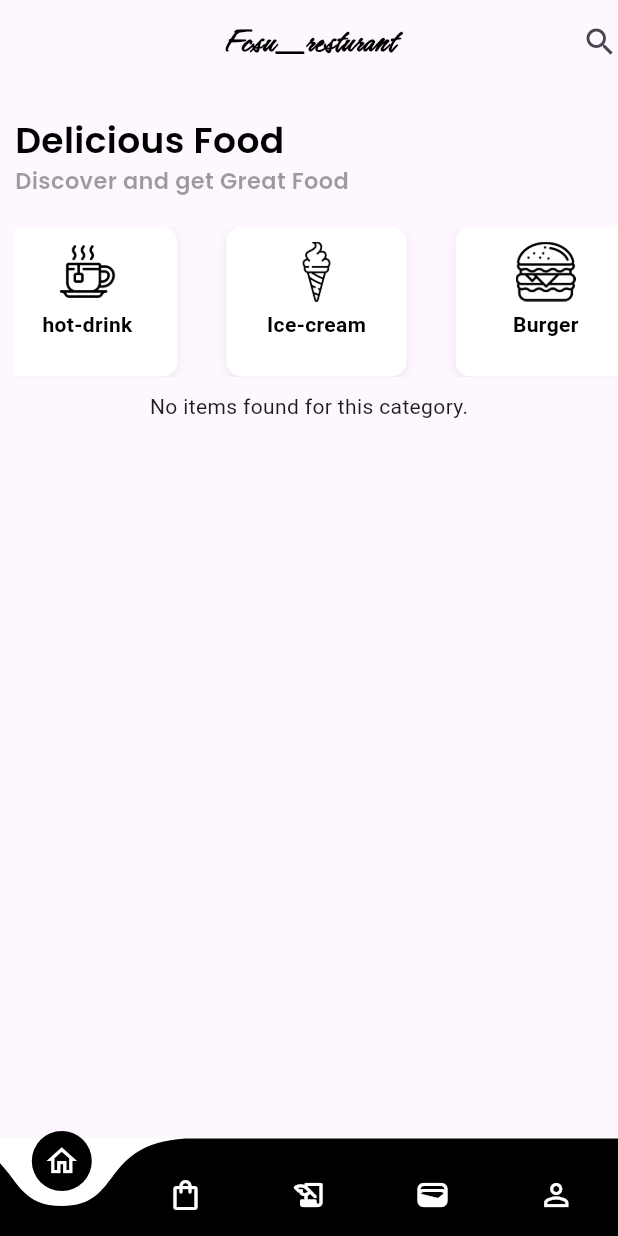
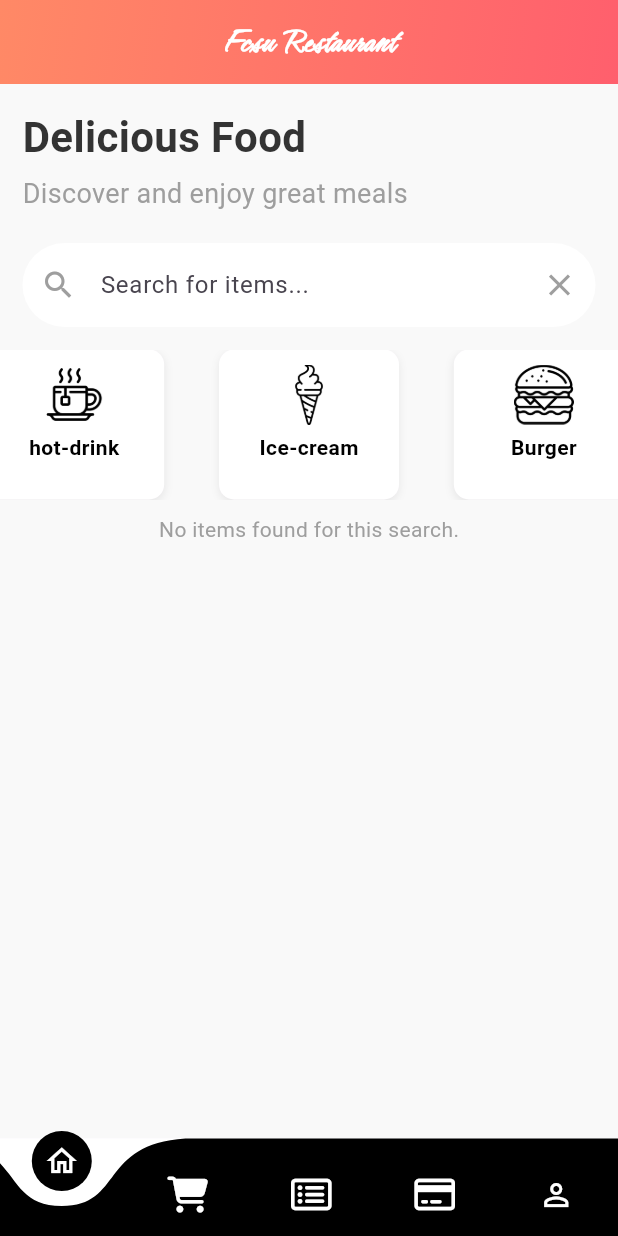
Before and after one commit to kareemezzat25/restaurant_app, a Flutter app: the BottomNav screen opened directly, on a phone screen of 412 x 824 dp. Run offline on Flutter 3.47's test engine with Material 3 defaults, Android fonts, the phone set to English and light mode, and no system bars; drawn by our look-alikes of carousel_slider, curved_navigation_bar; our stand-ins replace cloud_firestore, firebase_auth, firebase_core, font_awesome_flutter, google_sign_in, image_picker and 3 more; missing offline and left inert: duration_picker, flutter_stripe; accounts and stored records are empty.

Commit message:
searchhome

```diff
--- a/lib/admin/addfooditem.dart
+++ b/lib/admin/addfooditem.dart
@@ -131,8 +131,7 @@ class _AddItemState extends State<AddItem> {
         'itemdetails': detailcontroller.text,
         'category': value,
         'itemimage': imageUrl,
-        'delivery_time':
-            selectedDuration!.inMinutes, // صيغة ISO 8601 للمدة الزمنية
+        'delivery_time': selectedDuration!.inMinutes,
       });
 
       ScaffoldMessenger.of(context).showSnackBar(
--- a/lib/main.dart
+++ b/lib/main.dart
@@ -40,7 +40,7 @@ class MyApp extends StatelessWidget {
   Widget build(BuildContext context) {
     return MaterialApp(
       debugShowCheckedModeBanner: false,
-      home: AdminLogin(), // Directly open AdminLogin
+      home: OnboardingScreen(), // Directly open AdminLogin
     );
   }
 }
--- a/lib/views/bottomnav.dart
+++ b/lib/views/bottomnav.dart
@@ -1,6 +1,6 @@
 import "package:curved_navigation_bar/curved_navigation_bar.dart";
-import "package:date_format/date_format.dart";
 import "package:flutter/material.dart";
+import "package:font_awesome_flutter/font_awesome_flutter.dart";
 import "package:resturant_app/views/history.dart";
 import "package:resturant_app/views/home.dart";
 import "package:resturant_app/views/orderview.dart";
@@ -55,15 +55,17 @@ class _BottomNavState extends State<BottomNav> {
               color: Colors.white,
             ),
             Icon(
-              Icons.shopping_bag_outlined,
+              FontAwesomeIcons.cartShopping,
               color: Colors.white,
             ),
-            Icon(
-              Icons.history_edu_rounded,
-              color: Colors.white,
+            Center(
+              child: Icon(
+                FontAwesomeIcons.rectangleList,
+                color: Colors.white,
+              ),
             ),
             Icon(
-              Icons.wallet_outlined,
+              FontAwesomeIcons.creditCard,
               color: Colors.white,
             ),
             Icon(
--- a/lib/views/editprofile.dart
+++ b/lib/views/editprofile.dart
@@ -4,7 +4,6 @@ import 'package:image_picker/image_picker.dart';
 import 'package:intl/intl.dart';
 import 'package:intl_phone_number_input/intl_phone_number_input.dart';
 import 'package:supabase_flutter/supabase_flutter.dart';
-import 'package:date_format/date_format.dart';
 
 class EditProfileView extends StatefulWidget {
   const EditProfileView({super.key});
@@ -117,7 +116,7 @@ class _EditProfileViewState extends State<EditProfileView> {
           print('Invalid phone number: $e');
           setState(() {
             isoCode = 'US';
-            phoneNumber = phone.replaceFirst('+1', ''); // معالجة الرقم يدويًا
+            phoneNumber = phone.replaceFirst('+1', '');
           });
         }
 
--- a/lib/views/home.dart
+++ b/lib/views/home.dart
@@ -1,8 +1,7 @@
-import 'package:carousel_slider/carousel_slider.dart';
 import 'package:flutter/material.dart';
+import 'package:resturant_app/widgets/listItems.dart';
 import 'package:supabase_flutter/supabase_flutter.dart';
 import 'package:resturant_app/widgets/showitemButton.dart';
-import 'package:resturant_app/widgets/textwidget.dart';
 import 'package:resturant_app/views/fooddetails.dart';
 
 class HomeView extends StatefulWidget {
@@ -16,7 +15,7 @@ class _HomeState extends State<HomeView> {
   List<Map<String, dynamic>> allItems = [];
   List<Map<String, dynamic>> filteredItems = [];
   bool isLoading = true;
-  String selectedCategory = "";
+  TextEditingController searchController = TextEditingController();
 
   @override
   void initState() {
@@ -33,7 +32,6 @@ class _HomeState extends State<HomeView> {
       final response = await Supabase.instance.client.from('item').select('*');
 
       if (response == null || response.isEmpty) {
-        print("No items found.");
         setState(() {
           allItems = [];
         });
@@ -44,7 +42,6 @@ class _HomeState extends State<HomeView> {
         });
       }
     } catch (e) {
-      print("Error fetching items: $e");
       setState(() {
         allItems = [];
       });
@@ -55,62 +52,122 @@ class _HomeState extends State<HomeView> {
     });
   }
 
-  void filterItemsByCategory(String category) {
+  void applyFilters() {
+    String query = searchController.text.toLowerCase();
     setState(() {
-      selectedCategory = category;
-      filteredItems = category.isEmpty
-          ? allItems
-          : allItems.where((item) => item['category'] == category).toList();
+      filteredItems = allItems.where((item) {
+        final itemName = item['itemname']?.toLowerCase() ?? '';
+        final itemCategory = item['category']?.toLowerCase() ?? '';
+        final itemDetails = item['itemdetails']?.toLowerCase() ?? '';
+        final itemPrice = item['itemprice']?.toString().toLowerCase() ?? '';
+
+        return itemName.contains(query) ||
+            itemCategory.contains(query) ||
+            itemDetails.contains(query) ||
+            itemPrice.contains(query);
+      }).toList();
     });
   }
 
   @override
   Widget build(BuildContext context) {
     return Scaffold(
+      backgroundColor: Color(0xFFF9F9F9),
       appBar: AppBar(
         automaticallyImplyLeading: false,
-        backgroundColor: Colors.transparent,
+        elevation: 0,
+        flexibleSpace: Container(
+          decoration: const BoxDecoration(
+            gradient: LinearGradient(
+              //[Color(0xFFFF8966), Color(0xFFFF5F6D)]
+              colors: [Color(0xFFFF8966), Color(0xFFFF5F6D)],
+              begin: Alignment.topLeft,
+              end: Alignment.bottomRight,
+            ),
+          ),
+        ),
         centerTitle: true,
         title: const Text(
-          "Fcsu_resturant",
+          "Fcsu Restaurant",
           style: TextStyle(
             fontFamily: "Hurricane",
-            color: Colors.black,
+            color: Colors.white,
             fontSize: 24,
             fontWeight: FontWeight.bold,
           ),
         ),
-        actions: [Icon(Icons.search)],
       ),
       body: SingleChildScrollView(
         child: Column(
           children: [
-            Container(
-              margin: EdgeInsets.only(left: 10, bottom: 10),
+            Padding(
+              padding: const EdgeInsets.all(15.0),
               child: Column(
                 crossAxisAlignment: CrossAxisAlignment.start,
                 children: [
-                  SizedBox(height: 20),
-                  Text("Delicious Food",
-                      style: TextWidget.HeadLineTextFieldStyle()),
-                  Text("Discover and get Great Food",
-                      style: TextWidget.LightTextFieldStyle()),
-                  SizedBox(height: 20),
-                  Container(
-                    child: showItem(),
+                  const Text(
+                    "Delicious Food",
+                    style: TextStyle(
+                      fontSize: 28,
+                      fontWeight: FontWeight.bold,
+                      color: Color(0xFF333333),
+                    ),
+                  ),
+                  const SizedBox(height: 5),
+                  const Text(
+                    "Discover and enjoy great meals",
+                    style: TextStyle(
+                      fontSize: 18,
+                      color: Colors.grey,
+                    ),
+                  ),
+                  const SizedBox(height: 20),
+                  TextField(
+                    controller: searchController,
+                    onChanged: (value) => applyFilters(),
+                    decoration: InputDecoration(
+                      hintText: "Search for items...",
+                      filled: true,
+                      fillColor: Colors.white,
+                      border: OutlineInputBorder(
+                        borderRadius: BorderRadius.circular(30),
+                        borderSide: BorderSide.none,
+                      ),
+                      prefixIcon: const Icon(Icons.search, color: Colors.grey),
+                      suffixIcon: IconButton(
+                        icon: const Icon(Icons.clear, color: Colors.grey),
+                        onPressed: () {
+                          searchController.clear();
+                          applyFilters();
+                        },
+                      ),
+                    ),
+                    style: const TextStyle(fontSize: 16),
                   ),
                 ],
               ),
             ),
+            ShowItemWidget(
+              selectedCategory: "",
+              onCategorySelected: (category) {
+                setState(() {
+                  applyFilters();
+                });
+              },
+            ),
+            const SizedBox(height: 10),
             isLoading
-                ? Center(
-                    child: CircularProgressIndicator(),
-                  )
+                ? const Center(child: CircularProgressIndicator())
                 : filteredItems.isEmpty
-                    ? Text("No items found for this category.")
+                    ? const Center(
+                        child: Text(
+                          "No items found for this search.",
+                          style: TextStyle(color: Colors.grey),
+                        ),
+                      )
                     : ListView.builder(
                         shrinkWrap: true,
-                        physics: NeverScrollableScrollPhysics(),
+                        physics: const NeverScrollableScrollPhysics(),
                         itemCount: filteredItems.length,
                         itemBuilder: (context, index) {
                           final item = filteredItems[index];
@@ -119,44 +176,40 @@ class _HomeState extends State<HomeView> {
                               Navigator.push(
                                 context,
                                 MaterialPageRoute(
-                                  builder: (context) => FoodDetails(
-                                    item: item, // Pass item details
-                                  ),
+                                  builder: (context) => FoodDetails(item: item),
                                 ),
                               );
                             },
                             child: Container(
-                              margin: EdgeInsets.symmetric(
-                                  vertical: 8, horizontal: 8),
-                              padding: EdgeInsets.all(10),
+                              margin: const EdgeInsets.all(8.0),
+                              padding: const EdgeInsets.all(12.0),
                               decoration: BoxDecoration(
                                 color: Colors.white,
                                 borderRadius: BorderRadius.circular(12),
                                 boxShadow: [
                                   BoxShadow(
                                     color: Colors.grey.withOpacity(0.2),
-                                    blurRadius: 4,
-                                    offset: Offset(0, 4),
+                                    blurRadius: 6,
+                                    offset: const Offset(0, 4),
                                   ),
                                 ],
                               ),
                               child: Row(
                                 children: [
                                   ClipRRect(
-                                    borderRadius: BorderRadius.circular(8),
+                                    borderRadius: BorderRadius.circular(12),
                                     child: Image.network(
                                       item['itemimage'] ?? '',
                                       width: 80,
                                       height: 80,
                                       fit: BoxFit.cover,
                                       errorBuilder:
-                                          (context, error, stackTrace) {
-                                        return Icon(Icons.error,
-                                            color: Colors.red);
-                                      },
+                                          (context, error, stackTrace) =>
+                                              const Icon(Icons.error,
+                                                  color: Colors.red),
                                     ),
                                   ),
-                                  SizedBox(width: 16),
+                                  const SizedBox(width: 16),
                                   Expanded(
                                     child: Column(
                                       crossAxisAlignment:
@@ -164,23 +217,25 @@ class _HomeState extends State<HomeView> {
                                       children: [
                                         Text(
                                           item['itemname'] ?? 'Unknown Name',
-                                          style: TextStyle(
+                                          style: const TextStyle(
+                                            fontSize: 16,
                                             fontWeight: FontWeight.bold,
-                                            fontSize: 16,
                                           ),
                                         ),
-                                        SizedBox(height: 4),
+                                        const SizedBox(height: 4),
                                         Text(
                                           item['category'] ??
                                               'Unknown Category',
                                           style: TextStyle(
+                                            fontSize: 14,
                                             color: Colors.grey[600],
                                           ),
                                         ),
-                                        SizedBox(height: 4),
+                                        const SizedBox(height: 4),
                                         Text(
                                           "\$${item['itemprice']?.toStringAsFixed(2) ?? 'N/A'}",
-                                          style: TextStyle(
+                                          style: const TextStyle(
+                                            fontSize: 14,
                                             color: Colors.green,
                                             fontWeight: FontWeight.bold,
                                           ),
@@ -188,10 +243,9 @@ class _HomeState extends State<HomeView> {
                                         const SizedBox(height: 4),
                                         Text(
                                           item['itemdetails'] ?? '',
-                                          maxLines: 2, // Limit to 2 lines
-                                          overflow: TextOverflow
-                                              .ellipsis, // Ellipsis for overflow
-                                          style: TextStyle(
+                                          maxLines: 2,
+                                          overflow: TextOverflow.ellipsis,
+                                          style: const TextStyle(
                                             fontSize: 12,
                                             color: Colors.black54,
                                           ),
@@ -210,121 +264,4 @@ class _HomeState extends State<HomeView> {
       ),
     );
   }
-
-  Widget showItem() {
-    return CarouselSlider(
-      options: CarouselOptions(
-        height: 100,
-        // Adjust height as needed
-        viewportFraction: 0.38,
-        autoPlay: false,
-      ),
-      items: [
-        ShowItemButton(
-          imagePath: "images/ice-cream.png",
-          itemName: "Ice-cream",
-          isSelected: selectedCategory == "Ice-cream",
-          onTap: () {
-            filterItemsByCategory("Ice-cream");
-          },
-        ),
-        ShowItemButton(
-          imagePath: "images/burger.png",
-          itemName: "Burger",
-          isSelected: selectedCategory == "Burger",
-          onTap: () {
-            filterItemsByCategory("Burger");
-          },
-        ),
-        ShowItemButton(
-          imagePath: "images/pizza.png",
-          itemName: "Pizza",
-          isSelected: selectedCategory == "Pizza",
-          onTap: () {
-            filterItemsByCategory("Pizza");
-          },
-        ),
-        ShowItemButton(
-          imagePath: "images/salad.png",
-          itemName: "Salad",
-          isSelected: selectedCategory == "Salad",
-          onTap: () {
-            filterItemsByCategory("Salad");
-          },
-        ),
-        ShowItemButton(
-          imagePath: "images/apple-juice.png",
-          itemName: "juices",
-          isSelected: selectedCategory == "juices",
-          onTap: () {
-            filterItemsByCategory("juices");
-          },
-        ),
-        ShowItemButton(
-          imagePath: "images/sandwich.png",
-          itemName: "Sandwiches",
-          isSelected: selectedCategory == "Sandwiches",
-          onTap: () {
-            filterItemsByCategory("Sandwiches");
-          },
-        ),
-        ShowItemButton(
-          imagePath: "images/breakfast.png",
-          itemName: "Breakfast",
-          isSelected: selectedCategory == "Breakfast",
-          onTap: () {
-            filterItemsByCategory("Breakfast");
-          },
-        ),
-        ShowItemButton(
-          imagePath: "images/shawarma.png",
-          itemName: "Shawarma",
-          isSelected: selectedCategory == "Shawarma",
-          onTap: () {
-            filterItemsByCategory("Shawarma");
-          },
-        ),
-        ShowItemButton(
-          imagePath: "images/steak.png",
-          itemName: "Steak",
-          isSelected: selectedCategory == "Steak",
-          onTap: () {
-            filterItemsByCategory("Steak");
-          },
-        ),
-        ShowItemButton(
-          imagePath: "images/fried-chicken.png",
-          itemName: "FriedChicken",
-          isSelected: selectedCategory == "FriedChicken",
-          onTap: () {
-            filterItemsByCategory("FriedChicken");
-          },
-        ),
-        ShowItemButton(
-          imagePath: "images/spaghetti.png",
-          itemName: "Pastas",
-          isSelected: selectedCategory == "Pastas",
-          onTap: () {
-            filterItemsByCategory("Pastas");
-          },
-        ),
-        ShowItemButton(
-          imagePath: "images/donut.png",
-          itemName: "Desserts",
-          isSelected: selectedCategory == "Desserts",
-          onTap: () {
-            filterItemsByCategory("Desserts");
-          },
-        ),
-        ShowItemButton(
-          imagePath: "images/hot-drink.png",
-          itemName: "hot-drink",
-          isSelected: selectedCategory == "hot-drink",
-          onTap: () {
-            filterItemsByCategory("hot-drink");
-          },
-        ),
-      ],
-    );
-  }
 }
--- /dev/null
+++ b/lib/widgets/listItems.dart
@@ -0,0 +1,131 @@
+import 'package:carousel_slider/carousel_slider.dart';
+import 'package:flutter/material.dart';
+import 'package:resturant_app/widgets/showitemButton.dart';
+
+class ShowItemWidget extends StatelessWidget {
+  final String selectedCategory;
+  final Function(String) onCategorySelected;
+
+  const ShowItemWidget({
+    Key? key,
+    required this.selectedCategory,
+    required this.onCategorySelected,
+  }) : super(key: key);
+
+  @override
+  Widget build(BuildContext context) {
+    return CarouselSlider(
+      options: CarouselOptions(
+        height: 100,
+        viewportFraction: 0.38,
+        autoPlay: false,
+      ),
+      items: [
+        ShowItemButton(
+          imagePath: "images/ice-cream.png",
+          itemName: "Ice-cream",
+          isSelected: selectedCategory == "Ice-cream",
+          onTap: () {
+            onCategorySelected("Ice-cream");
+          },
+        ),
+        ShowItemButton(
+          imagePath: "images/burger.png",
+          itemName: "Burger",
+          isSelected: selectedCategory == "Burger",
+          onTap: () {
+            onCategorySelected("Burger");
+          },
+        ),
+        ShowItemButton(
+          imagePath: "images/pizza.png",
+          itemName: "Pizza",
+          isSelected: selectedCategory == "Pizza",
+          onTap: () {
+            onCategorySelected("Pizza");
+          },
+        ),
+        ShowItemButton(
+          imagePath: "images/salad.png",
+          itemName: "Salad",
+          isSelected: selectedCategory == "Salad",
+          onTap: () {
+            onCategorySelected("Salad");
+          },
+        ),
+        ShowItemButton(
+          imagePath: "images/apple-juice.png",
+          itemName: "juices",
+          isSelected: selectedCategory == "juices",
+          onTap: () {
+            onCategorySelected("juices");
+          },
+        ),
+        ShowItemButton(
+          imagePath: "images/sandwich.png",
+          itemName: "Sandwiches",
+          isSelected: selectedCategory == "Sandwiches",
+          onTap: () {
+            onCategorySelected("Sandwiches");
+          },
+        ),
+        ShowItemButton(
+          imagePath: "images/breakfast.png",
+          itemName: "Breakfast",
+          isSelected: selectedCategory == "Breakfast",
+          onTap: () {
+            onCategorySelected("Breakfast");
+          },
+        ),
+        ShowItemButton(
+          imagePath: "images/shawarma.png",
+          itemName: "Shawarma",
+          isSelected: selectedCategory == "Shawarma",
+          onTap: () {
+            onCategorySelected("Shawarma");
+          },
+        ),
+        ShowItemButton(
+          imagePath: "images/steak.png",
+          itemName: "Steak",
+          isSelected: selectedCategory == "Steak",
+          onTap: () {
+            onCategorySelected("Steak");
+          },
+        ),
+        ShowItemButton(
+          imagePath: "images/fried-chicken.png",
+          itemName: "FriedChicken",
+          isSelected: selectedCategory == "FriedChicken",
+          onTap: () {
+            onCategorySelected("FriedChicken");
+          },
+        ),
+        ShowItemButton(
+          imagePath: "images/spaghetti.png",
+          itemName: "Pastas",
+          isSelected: selectedCategory == "Pastas",
+          onTap: () {
+            onCategorySelected("Pastas");
+          },
+        ),
+        ShowItemButton(
+          imagePath: "images/donut.png",
+          itemName: "Desserts",
+          isSelected: selectedCategory == "Desserts",
+          onTap: () {
+            onCategorySelected("Desserts");
+          },
+        ),
+        ShowItemButton(
+          imagePath: "images/hot-drink.png",
+          itemName: "hot-drink",
+          isSelected: selectedCategory == "hot-drink",
+          onTap: () {
+            onCategorySelected("hot-drink");
+          },
+        ),
+      ],
+    );
+  }
+}
--- a/pubspec.yaml
+++ b/pubspec.yaml
@@ -51,6 +51,7 @@ dependencies:
   intl_phone_number_input: ^0.7.4
   flutter_stripe: ^11.3.0
   carousel_slider: ^5.0.0
+  font_awesome_flutter: ^10.8.0
 
 
 
```
Also changed, not shown: lib/admin/itemdetailsAdmin.dart (+6 -6 lines), lib/views/fooddetails.dart (+7 -5 lines), lib/views/forgetPassword.dart (+15 -14 lines), lib/views/history.dart (+6 -5 lines), lib/views/profile.dart (+48 -4 lines), pubspec.lock.
